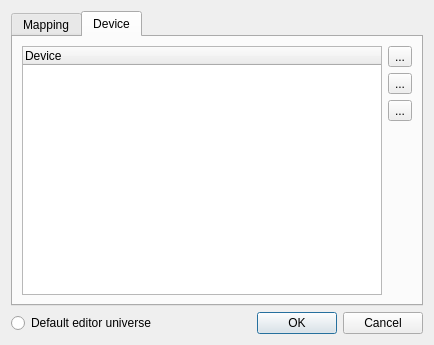
Above: main/inputpatcheditor.ui from Andersbakken/qlc before the change. Below: the same form after it.
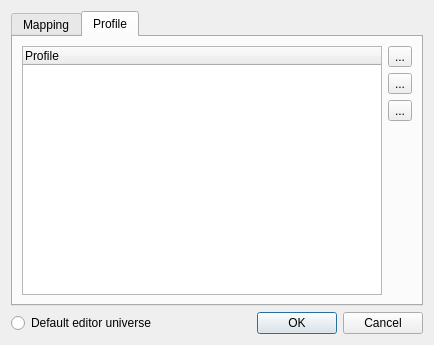
That is the form after the change. The open tabs and pages were chosen to show the change. Icons and pictures are not drawn.

Commit message: Changed QLCInputDevice to QLCInputProfile and everything else related to use "profile" instead of "device". Fixed value counting in InputProfileEditor's channel wizard.

What changed in the file:
```diff
--- a/main/inputpatcheditor.ui
+++ b/main/inputpatcheditor.ui
@@ -94,7 +94,7 @@
      </widget>
      <widget class="QWidget" name="Device" >
       <attribute name="title" >
-       <string>Device</string>
+       <string>Profile</string>
       </attribute>
       <layout class="QGridLayout" name="gridLayout" >
        <item rowspan="4" row="0" column="0" >
@@ -110,7 +110,7 @@
          </property>
          <column>
           <property name="text" >
-           <string>Device</string>
+           <string>Profile</string>
           </property>
          </column>
         </widget>
```
Left out of the diff: 16 changed lines with no effect on the pictures. The commit also changes 35 other files.
